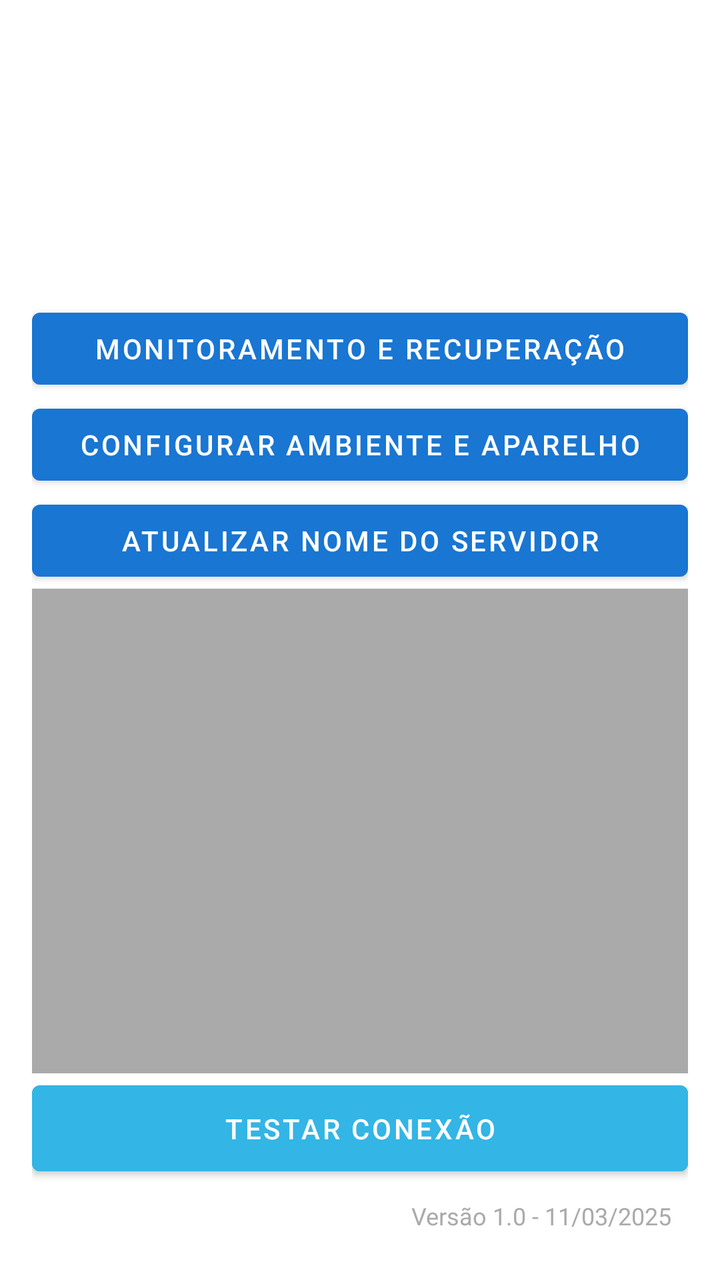
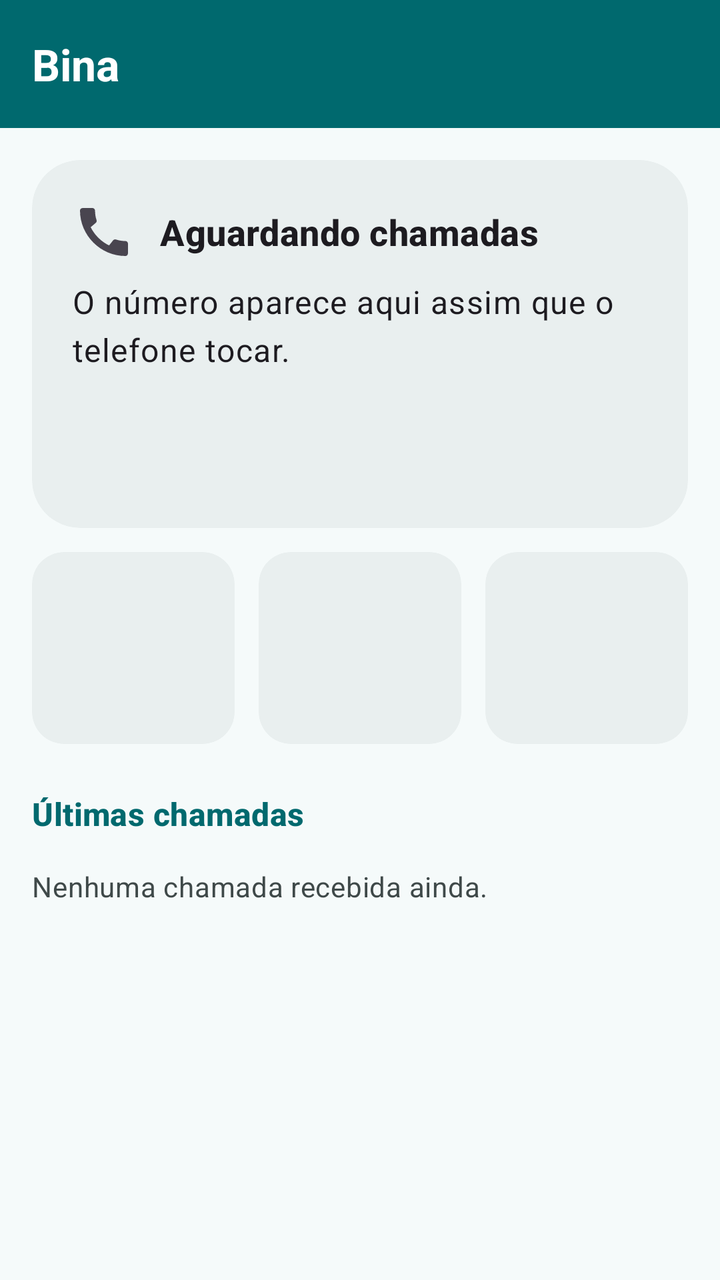

An Android layout rendered at two revisions. The XML below is the earlier revision; the diff shows what the commit changed to produce the second picture.
<!-- AndroidManifest.xml: application theme Theme.Bomgasbina -->
<!-- res/layout/activity_main.xml -->
<?xml version="1.0" encoding="utf-8"?>
<LinearLayout xmlns:android="http://schemas.android.com/apk/res/android"
              android:layout_width="match_parent"
              android:layout_height="match_parent"
              android:orientation="vertical"
              android:padding="16dp">

    <TextView android:id="@+id/textEnvironment" android:layout_width="match_parent" android:layout_height="wrap_content" android:textSize="20sp" android:textStyle="bold" android:accessibilityLiveRegion="polite" />
    <TextView android:id="@+id/textDeviceName" android:layout_width="match_parent" android:layout_height="wrap_content" android:textSize="18sp" />
    <TextView android:id="@+id/textConnection" android:layout_width="match_parent" android:layout_height="wrap_content" android:layout_marginTop="8dp" android:accessibilityLiveRegion="polite" />
    <TextView android:id="@+id/textMonitoring" android:layout_width="match_parent" android:layout_height="wrap_content" android:layout_marginBottom="8dp" android:focusable="true" android:clickable="true" android:minHeight="48dp" android:accessibilityLiveRegion="polite" />
    <Button android:id="@+id/buttonMonitoringRecovery" android:layout_width="match_parent" android:layout_height="wrap_content" android:text="Monitoramento e recuperação" />
    <Button android:id="@+id/buttonConfigure" android:layout_width="match_parent" android:layout_height="wrap_content" android:text="Configurar ambiente e aparelho" />
    <Button android:id="@+id/buttonSyncName" android:layout_width="match_parent" android:layout_height="wrap_content" android:text="Atualizar nome do servidor" />

    
    <androidx.recyclerview.widget.RecyclerView
            android:id="@+id/recycler_view"
            android:layout_width="match_parent"
            android:layout_height="0dp"
            android:layout_weight="1"
            android:padding="8dp"
            android:background="@android:color/darker_gray"
            android:clipToPadding="false"/>

    
    <Button
            android:id="@+id/buttonTest"
            android:layout_width="match_parent"
            android:layout_height="wrap_content"
            android:text="Testar conexão"
            android:padding="12dp"
            android:elevation="2dp"
            android:textColor="@android:color/white"
            android:backgroundTint="@android:color/holo_blue_light"/>


    
    <RelativeLayout
            android:layout_width="match_parent"
            android:layout_height="wrap_content"
            android:layout_marginTop="8dp">

        
        <TextView
                android:id="@+id/textVersion"
                android:layout_width="wrap_content"
                android:layout_height="wrap_content"
                android:text="Versão 1.0 - 11/03/2025"
                android:textSize="12sp"
                android:textColor="@android:color/darker_gray"
                android:layout_alignParentEnd="true"
                android:layout_marginEnd="8dp"
                android:layout_marginBottom="8dp"/>
    </RelativeLayout>

</LinearLayout>
<!-- resources referenced by this layout -->
<resources>
  <style name="Theme.Bomgasbina" parent="Theme.MaterialComponents.DayNight.DarkActionBar">
          
          <item name="colorPrimary">@color/blue_500</item>
          <item name="colorPrimaryVariant">@color/blue_700</item>
          <item name="colorOnPrimary">@color/white</item>
  
          
          <item name="colorSecondary">@color/cyan_200</item>
          <item name="colorSecondaryVariant">@color/cyan_700</item>
          <item name="colorOnSecondary">@color/black</item>
  
          
          <item name="android:windowBackground">@color/white</item>
          <item name="colorSurface">@color/blue_200</item>
          <item name="colorOnSurface">@color/black</item>
  
          
          <item name="android:statusBarColor">?attr/colorPrimaryVariant</item>
  
          
      </style>
  <color name="blue_500">#FF1976D2</color>
  <color name="blue_700">#FF125699</color>
  <color name="white">#FFFFFFFF</color>
  <color name="cyan_200">#FF81D4FA</color>
  <color name="cyan_700">#FF039BE5</color>
  <color name="black">#FF000000</color>
  <color name="blue_200">#FFBBDEFB</color>
</resources>

<!-- the commit's change to res/layout/activity_main.xml (unified diff, before → after) -->
@@ -1,57 +1,265 @@
 <?xml version="1.0" encoding="utf-8"?>
 <LinearLayout xmlns:android="http://schemas.android.com/apk/res/android"
-              android:layout_width="match_parent"
-              android:layout_height="match_parent"
-              android:orientation="vertical"
-              android:padding="16dp">
-
-    <TextView android:id="@+id/textEnvironment" android:layout_width="match_parent" android:layout_height="wrap_content" android:textSize="20sp" android:textStyle="bold" android:accessibilityLiveRegion="polite" />
-    <TextView android:id="@+id/textDeviceName" android:layout_width="match_parent" android:layout_height="wrap_content" android:textSize="18sp" />
-    <TextView android:id="@+id/textConnection" android:layout_width="match_parent" android:layout_height="wrap_content" android:layout_marginTop="8dp" android:accessibilityLiveRegion="polite" />
-    <TextView android:id="@+id/textMonitoring" android:layout_width="match_parent" android:layout_height="wrap_content" android:layout_marginBottom="8dp" android:focusable="true" android:clickable="true" android:minHeight="48dp" android:accessibilityLiveRegion="polite" />
-    <Button android:id="@+id/buttonMonitoringRecovery" android:layout_width="match_parent" android:layout_height="wrap_content" android:text="Monitoramento e recuperação" />
-    <Button android:id="@+id/buttonConfigure" android:layout_width="match_parent" android:layout_height="wrap_content" android:text="Configurar ambiente e aparelho" />
-    <Button android:id="@+id/buttonSyncName" android:layout_width="match_parent" android:layout_height="wrap_content" android:text="Atualizar nome do servidor" />
-
-    
-    <androidx.recyclerview.widget.RecyclerView
-            android:id="@+id/recycler_view"
-            android:layout_width="match_parent"
-            android:layout_height="0dp"
-            android:layout_weight="1"
-            android:padding="8dp"
-            android:background="@android:color/darker_gray"
-            android:clipToPadding="false"/>
-
-    
-    <Button
-            android:id="@+id/buttonTest"
+    xmlns:app="http://schemas.android.com/apk/res-auto"
+    android:layout_width="match_parent"
+    android:layout_height="match_parent"
+    android:orientation="vertical">
+
+    <com.google.android.material.appbar.MaterialToolbar
+        android:id="@+id/toolbar"
+        style="@style/Widget.Bina.Toolbar"
+        android:layout_width="match_parent"
+        android:layout_height="wrap_content"
+        android:minHeight="?attr/actionBarSize"
+        android:theme="@style/ThemeOverlay.Bina.Toolbar"
+        app:title="@string/app_name" />
+
+    <androidx.core.widget.NestedScrollView
+        android:layout_width="match_parent"
+        android:layout_height="0dp"
+        android:layout_weight="1"
+        android:fillViewport="true">
+
+        <LinearLayout
             android:layout_width="match_parent"
             android:layout_height="wrap_content"
-            android:text="Testar conexão"
-            android:padding="12dp"
-            android:elevation="2dp"
-            android:textColor="@android:color/white"
-            android:backgroundTint="@android:color/holo_blue_light"/>
-
-
-    
-    <RelativeLayout
+            android:orientation="vertical"
+            android:padding="16dp">
+
+            
+            <com.google.android.material.card.MaterialCardView
+                android:id="@+id/actionBanner"
+                style="@style/Widget.Bina.Card"
+                android:layout_width="match_parent"
+                android:layout_height="wrap_content"
+                android:layout_marginBottom="12dp"
+                android:visibility="gone"
+                app:cardBackgroundColor="@color/status_problem_container">
+
+                <LinearLayout
+                    android:layout_width="match_parent"
+                    android:layout_height="wrap_content"
+                    android:gravity="center_vertical"
+                    android:minHeight="56dp"
+                    android:orientation="horizontal"
+                    android:paddingStart="16dp"
+                    android:paddingEnd="8dp">
+
+                    <ImageView
+                        android:id="@+id/bannerIcon"
+                        android:layout_width="24dp"
+                        android:layout_height="24dp"
+                        android:importantForAccessibility="no"
+                        android:src="@drawable/ic_warning"
+                        app:tint="@color/status_on_problem_container" />
+
+                    <TextView
+                        android:id="@+id/bannerText"
+                        android:layout_width="0dp"
+                        android:layout_height="wrap_content"
+                        android:layout_marginStart="12dp"
+                        android:layout_weight="1"
+                        android:accessibilityLiveRegion="polite"
+                        android:paddingVertical="12dp"
+                        android:textAppearance="@style/TextAppearance.Bina.Body"
+                        android:textColor="@color/status_on_problem_container" />
+
+                    <com.google.android.material.button.MaterialButton
+                        android:id="@+id/bannerAction"
+                        style="@style/Widget.Material3.Button.TextButton"
+                        android:layout_width="wrap_content"
+                        android:layout_height="wrap_content"
+                        android:minHeight="48dp"
+                        android:text="@string/banner_action"
+                        android:textColor="@color/status_on_problem_container"
+                        android:textStyle="bold" />
+                </LinearLayout>
+            </com.google.android.material.card.MaterialCardView>
+
+            
+            <com.google.android.material.card.MaterialCardView
+                android:id="@+id/callCard"
+                style="@style/Widget.Bina.Card"
+                android:layout_width="match_parent"
+                android:layout_height="wrap_content"
+                android:focusable="true"
+                app:cardCornerRadius="24dp">
+
+                <LinearLayout
+                    android:layout_width="match_parent"
+                    android:layout_height="wrap_content"
+                    android:minHeight="184dp"
+                    android:orientation="vertical"
+                    android:padding="20dp">
+
+                    <LinearLayout
+                        android:layout_width="match_parent"
+                        android:layout_height="wrap_content"
+                        android:gravity="center_vertical"
+                        android:orientation="horizontal">
+
+                        <ImageView
+                            android:id="@+id/callIcon"
+                            android:layout_width="32dp"
+                            android:layout_height="32dp"
+                            android:importantForAccessibility="no"
+                            android:src="@drawable/ic_call_idle" />
+
+                        <TextView
+                            android:id="@+id/callPhase"
+                            android:layout_width="0dp"
+                            android:layout_height="wrap_content"
+                            android:layout_marginStart="12dp"
+                            android:layout_weight="1"
+                            android:text="@string/call_waiting"
+                            android:textAppearance="@style/TextAppearance.Bina.CallPhase" />
+                    </LinearLayout>
+
+                    <TextView
+                        android:id="@+id/callNumber"
+                        android:layout_width="match_parent"
+                        android:layout_height="wrap_content"
+                        android:layout_marginTop="16dp"
+                        app:autoSizeMaxTextSize="40sp"
+                        app:autoSizeMinTextSize="24sp"
+                        app:autoSizeTextType="uniform"
+                        android:maxLines="1"
+                        android:textAppearance="@style/TextAppearance.Bina.CallNumber"
+                        android:textIsSelectable="false"
+                        android:visibility="gone" />
+
+                    <TextView
+                        android:id="@+id/callDetail"
+                        android:layout_width="match_parent"
+                        android:layout_height="wrap_content"
+                        android:layout_marginTop="8dp"
+                        android:text="@string/call_waiting_detail"
+                        android:textAppearance="@style/TextAppearance.Bina.Body" />
+
+                    <com.google.android.material.button.MaterialButton
+                        android:id="@+id/callBack"
+                        style="@style/Widget.Material3.Button"
+                        android:layout_width="wrap_content"
+                        android:layout_height="wrap_content"
+                        android:layout_marginTop="12dp"
+                        android:minHeight="48dp"
+                        android:text="@string/call_back"
+                        android:visibility="gone"
+                        app:icon="@drawable/ic_call_idle" />
+                </LinearLayout>
+            </com.google.android.material.card.MaterialCardView>
+
+            <LinearLayout
+                android:layout_width="match_parent"
+                android:layout_height="wrap_content"
+                android:layout_marginTop="12dp"
+                android:baselineAligned="false"
+                android:orientation="horizontal">
+
+                <include
+                    android:id="@+id/cardMonitoring"
+                    layout="@layout/item_status_card"
+                    android:layout_width="0dp"
+                    android:layout_height="match_parent"
+                    android:layout_marginEnd="6dp"
+                    android:layout_weight="1" />
+
+                <include
+                    android:id="@+id/cardServer"
+                    layout="@layout/item_status_card"
+                    android:layout_width="0dp"
+                    android:layout_height="match_parent"
+                    android:layout_marginHorizontal="6dp"
+                    android:layout_weight="1" />
+
+                <include
+                    android:id="@+id/cardQueue"
+                    layout="@layout/item_status_card"
+                    android:layout_width="0dp"
+                    android:layout_height="match_parent"
+                    android:layout_marginStart="6dp"
+                    android:layout_weight="1" />
+            </LinearLayout>
+
+            <include
+                android:id="@+id/cardLocation"
+                layout="@layout/item_status_card"
+                android:layout_width="match_parent"
+                android:layout_height="wrap_content"
+                android:layout_marginTop="12dp"
+                android:visibility="gone" />
+
+            <TextView
+                android:layout_width="match_parent"
+                android:layout_height="wrap_content"
+                android:layout_marginTop="24dp"
+                android:layout_marginBottom="4dp"
+                android:accessibilityHeading="true"
+                android:text="@string/recent_calls"
+                android:textAppearance="@style/TextAppearance.Bina.Section" />
+
+            <TextView
+                android:id="@+id/recentEmpty"
+                android:layout_width="match_parent"
+                android:layout_height="wrap_content"
+                android:paddingVertical="12dp"
+                android:text="@string/recent_empty"
+                android:textAppearance="@style/TextAppearance.Bina.Caption" />
+
+            <androidx.recyclerview.widget.RecyclerView
+                android:id="@+id/recentCalls"
+                android:layout_width="match_parent"
+                android:layout_height="wrap_content"
+                android:nestedScrollingEnabled="false" />
+
+            <TextView
+                android:id="@+id/textVersion"
+                android:layout_width="match_parent"
+                android:layout_height="wrap_content"
+                android:layout_marginTop="16dp"
+                android:gravity="center"
+                android:textAppearance="@style/TextAppearance.Bina.Caption" />
+        </LinearLayout>
+    </androidx.core.widget.NestedScrollView>
+</LinearLayout>
+<!-- res/layout/item_status_card.xml (included above) -->
+<?xml version="1.0" encoding="utf-8"?>
+<com.google.android.material.card.MaterialCardView xmlns:android="http://schemas.android.com/apk/res/android"
+    xmlns:app="http://schemas.android.com/apk/res-auto"
+    style="@style/Widget.Bina.Card"
+    android:layout_width="match_parent"
+    android:layout_height="wrap_content"
+    android:clickable="true"
+    android:focusable="true"
+    app:cardCornerRadius="16dp">
+
+    <LinearLayout
+        android:layout_width="match_parent"
+        android:layout_height="wrap_content"
+        android:minHeight="96dp"
+        android:orientation="vertical"
+        android:padding="12dp">
+
+        <ImageView
+            android:id="@+id/statusIcon"
+            android:layout_width="24dp"
+            android:layout_height="24dp"
+            android:importantForAccessibility="no" />
+
+        <TextView
+            android:id="@+id/statusTitle"
             android:layout_width="match_parent"
             android:layout_height="wrap_content"
-            android:layout_marginTop="8dp">
-
-        
+            android:layout_marginTop="8dp"
+            android:importantForAccessibility="no"
+            android:textAppearance="@style/TextAppearance.Bina.StatusTitle" />
+
         <TextView
-                android:id="@+id/textVersion"
-                android:layout_width="wrap_content"
-                android:layout_height="wrap_content"
-                android:text="Versão 1.0 - 11/03/2025"
-                android:textSize="12sp"
-                android:textColor="@android:color/darker_gray"
-                android:layout_alignParentEnd="true"
-                android:layout_marginEnd="8dp"
-                android:layout_marginBottom="8dp"/>
-    </RelativeLayout>
-
-</LinearLayout>
+            android:id="@+id/statusValue"
+            android:layout_width="match_parent"
+            android:layout_height="wrap_content"
+            android:importantForAccessibility="no"
+            android:maxLines="3"
+            android:textAppearance="@style/TextAppearance.Bina.StatusValue" />
+    </LinearLayout>
+</com.google.android.material.card.MaterialCardView>
<!-- resource entries referenced after the edit -->
@@ -1,32 +1,127 @@
 <!-- resources referenced by this layout -->
 <resources>
-  <style name="Theme.Bomgasbina" parent="Theme.MaterialComponents.DayNight.DarkActionBar">
-          
-          <item name="colorPrimary">@color/blue_500</item>
-          <item name="colorPrimaryVariant">@color/blue_700</item>
-          <item name="colorOnPrimary">@color/white</item>
-  
-          
-          <item name="colorSecondary">@color/cyan_200</item>
-          <item name="colorSecondaryVariant">@color/cyan_700</item>
-          <item name="colorOnSecondary">@color/black</item>
-  
-          
-          <item name="android:windowBackground">@color/white</item>
-          <item name="colorSurface">@color/blue_200</item>
-          <item name="colorOnSurface">@color/black</item>
-  
-          
-          <item name="android:statusBarColor">?attr/colorPrimaryVariant</item>
-  
-          
+  <color name="status_on_problem_container">#410002</color>
+  <color name="status_problem_container">#FFDAD6</color>
+  <!-- drawable ic_call_idle (drawable) -->
+  <?xml version="1.0" encoding="utf-8"?>
+  <vector xmlns:android="http://schemas.android.com/apk/res/android"
+      android:width="24dp" android:height="24dp"
+      android:viewportWidth="24" android:viewportHeight="24"
+      android:tint="?attr/colorControlNormal">
+      <path android:fillColor="@android:color/white" android:pathData="M20.01,15.38c-1.23,0 -2.42,-0.2 -3.53,-0.56 -0.35,-0.12 -0.74,-0.03 -1.01,0.24l-1.57,1.97c-2.83,-1.35 -5.48,-3.9 -6.89,-6.83l1.95,-1.66c0.27,-0.28 0.35,-0.67 0.24,-1.02 -0.37,-1.11 -0.56,-2.3 -0.56,-3.53 0,-0.54 -0.45,-0.99 -0.99,-0.99H4.19C3.65,3 3,3.24 3,3.99 3,13.28 10.73,21 20.01,21c0.71,0 0.99,-0.63 0.99,-1.18v-3.45c0,-0.54 -0.45,-0.99 -0.99,-0.99z" />
+  </vector>
+  <!-- drawable ic_warning (drawable) -->
+  <?xml version="1.0" encoding="utf-8"?>
+  <vector xmlns:android="http://schemas.android.com/apk/res/android"
+      android:width="24dp" android:height="24dp"
+      android:viewportWidth="24" android:viewportHeight="24"
+      android:tint="?attr/colorControlNormal">
+      <path android:fillColor="@android:color/white" android:pathData="M1,21h22L12,2 1,21zM13,18h-2v-2h2v2zM13,14h-2v-4h2v4z" />
+  </vector>
+  <string name="app_name">Bina</string>
+  <string name="banner_action">Resolver</string>
+  <string name="call_back">Retornar</string>
+  <string name="call_waiting">Aguardando chamadas</string>
+  <string name="call_waiting_detail">O número aparece aqui assim que o telefone tocar.</string>
+  <string name="recent_calls">Últimas chamadas</string>
+  <string name="recent_empty">Nenhuma chamada recebida ainda.</string>
+  <style name="TextAppearance.Bina.Body" parent="TextAppearance.Material3.BodyLarge">
+          <item name="android:textSize">16sp</item>
       </style>
-  <color name="blue_500">#FF1976D2</color>
-  <color name="blue_700">#FF125699</color>
-  <color name="white">#FFFFFFFF</color>
-  <color name="cyan_200">#FF81D4FA</color>
-  <color name="cyan_700">#FF039BE5</color>
-  <color name="black">#FF000000</color>
-  <color name="blue_200">#FFBBDEFB</color>
+  <style name="TextAppearance.Bina.CallNumber" parent="TextAppearance.Material3.DisplaySmall">
+          <item name="android:textSize">40sp</item>
+          <item name="android:textStyle">bold</item>
+          <item name="android:fontFeatureSettings">tnum</item>
+          <item name="android:letterSpacing">0</item>
+      </style>
+  <style name="TextAppearance.Bina.CallPhase" parent="TextAppearance.Material3.TitleMedium">
+          <item name="android:textSize">18sp</item>
+          <item name="android:textStyle">bold</item>
+      </style>
+  <style name="TextAppearance.Bina.Caption" parent="TextAppearance.Material3.BodyMedium">
+          <item name="android:textSize">14sp</item>
+          <item name="android:textColor">?attr/colorOnSurfaceVariant</item>
+      </style>
+  <style name="TextAppearance.Bina.Section" parent="TextAppearance.Material3.TitleMedium">
+          <item name="android:textColor">?attr/colorPrimary</item>
+          <item name="android:textStyle">bold</item>
+      </style>
+  <style name="TextAppearance.Bina.StatusTitle" parent="TextAppearance.Material3.LabelLarge">
+          <item name="android:textSize">13sp</item>
+      </style>
+  <style name="TextAppearance.Bina.StatusValue" parent="TextAppearance.Material3.TitleSmall">
+          <item name="android:textSize">16sp</item>
+          <item name="android:textStyle">bold</item>
+      </style>
+  <style name="ThemeOverlay.Bina.Toolbar" parent="ThemeOverlay.Material3.Dark.ActionBar">
+          <item name="colorControlNormal">@color/bina_on_toolbar</item>
+          <item name="colorOnSurface">@color/bina_on_toolbar</item>
+          <item name="colorOnSurfaceVariant">@color/bina_on_toolbar</item>
+      </style>
+  <style name="Widget.Bina.Card" parent="Widget.Material3.CardView.Filled">
+          <item name="cardBackgroundColor">@color/bina_surface_container</item>
+          <item name="cardCornerRadius">16dp</item>
+      </style>
+  <style name="Widget.Bina.Toolbar" parent="Widget.Material3.Toolbar">
+          <item name="android:background">@color/bina_toolbar</item>
+          <item name="titleTextColor">@color/bina_on_toolbar</item>
+          <item name="subtitleTextColor">@color/bina_on_toolbar</item>
+          <item name="titleTextAppearance">@style/TextAppearance.Bina.ToolbarTitle</item>
+          <item name="subtitleTextAppearance">@style/TextAppearance.Bina.ToolbarSubtitle</item>
+      </style>
+  <style name="Theme.Bomgasbina" parent="Theme.Material3.DayNight.NoActionBar">
+          <item name="colorPrimary">@color/bina_primary</item>
+          <item name="colorOnPrimary">@color/bina_on_primary</item>
+          <item name="colorPrimaryContainer">@color/bina_primary_container</item>
+          <item name="colorOnPrimaryContainer">@color/bina_on_primary_container</item>
+          <item name="colorSecondary">@color/bina_secondary</item>
+          <item name="colorOnSecondary">@color/bina_on_secondary</item>
+          <item name="colorSecondaryContainer">@color/bina_secondary_container</item>
+          <item name="colorOnSecondaryContainer">@color/bina_on_secondary_container</item>
+          <item name="colorError">@color/bina_error</item>
+          <item name="colorOnError">@color/bina_on_error</item>
+          <item name="colorErrorContainer">@color/bina_error_container</item>
+          <item name="colorOnErrorContainer">@color/bina_on_error_container</item>
+          <item name="android:colorBackground">@color/bina_background</item>
+          <item name="colorOnBackground">@color/bina_on_background</item>
+          <item name="colorSurface">@color/bina_background</item>
+          <item name="colorOnSurface">@color/bina_on_background</item>
+          <item name="colorSurfaceVariant">@color/bina_surface_container</item>
+          <item name="colorOnSurfaceVariant">@color/bina_on_surface_variant</item>
+          <item name="colorSurfaceContainer">@color/bina_surface_container</item>
+          <item name="colorSurfaceContainerHigh">@color/bina_surface_container</item>
+          <item name="colorSurfaceContainerHighest">@color/bina_surface_container</item>
+          <item name="colorOutline">@color/bina_outline</item>
+          <item name="colorOutlineVariant">@color/bina_outline_variant</item>
+          <item name="android:windowBackground">@color/bina_background</item>
+          <item name="android:statusBarColor">@color/bina_toolbar</item>
+          <item name="android:navigationBarColor">@color/bina_background</item>
+      </style>
+  <color name="bina_on_toolbar">#FFFFFF</color>
+  <color name="bina_surface_container">#E9EFEF</color>
+  <color name="bina_toolbar">#00696E</color>
+  <style name="TextAppearance.Bina.ToolbarTitle" parent="TextAppearance.Material3.TitleLarge">
+          <item name="android:textStyle">bold</item>
+      </style>
+  <style name="TextAppearance.Bina.ToolbarSubtitle" parent="TextAppearance.Material3.BodyMedium">
+          <item name="android:textSize">14sp</item>
+      </style>
+  <color name="bina_primary">#00696E</color>
+  <color name="bina_on_primary">#FFFFFF</color>
+  <color name="bina_primary_container">#9CF0F4</color>
+  <color name="bina_on_primary_container">#002022</color>
+  <color name="bina_secondary">#4A6365</color>
+  <color name="bina_on_secondary">#FFFFFF</color>
+  <color name="bina_secondary_container">#CCE8E9</color>
+  <color name="bina_on_secondary_container">#051F21</color>
+  <color name="bina_error">#BA1A1A</color>
+  <color name="bina_on_error">#FFFFFF</color>
+  <color name="bina_error_container">#FFDAD6</color>
+  <color name="bina_on_error_container">#410002</color>
+  <color name="bina_background">#F5FAFA</color>
+  <color name="bina_on_background">#161D1D</color>
+  <color name="bina_on_surface_variant">#3F4949</color>
+  <color name="bina_outline">#6F7979</color>
+  <color name="bina_outline_variant">#BEC8C9</color>
 </resources>
 
